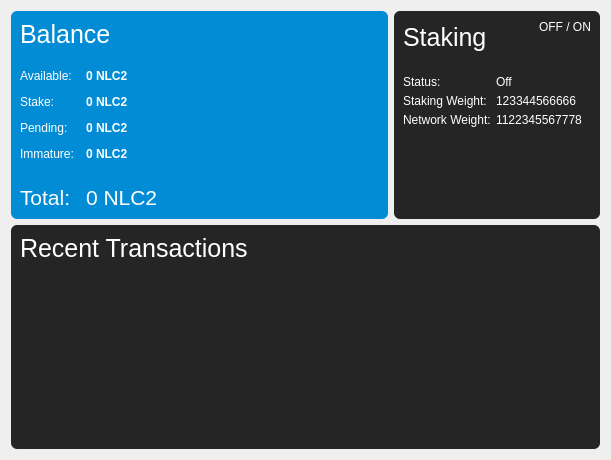
Qt form src/qt/forms/overviewpage.ui (NoLimitCoin/NoLimitCoin-Core) before a commit.
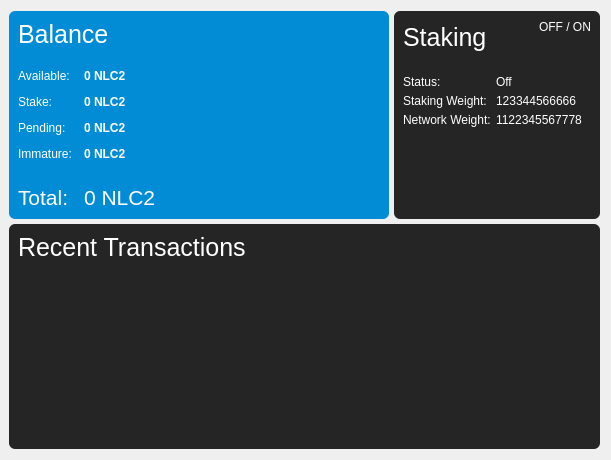
The same form after that commit. Icons and pictures are not drawn.

Commit message: max size constraint for overview page, decreasing layout spacing on send coins page

What changed in the file:
```diff
--- a/src/qt/forms/overviewpage.ui
+++ b/src/qt/forms/overviewpage.ui
@@ -14,6 +14,15 @@
    <string>Form</string>
   </property>
   <layout class="QHBoxLayout" name="horizontalLayout" stretch="0">
+   <property name="spacing">
+    <number>5</number>
+   </property>
+   <property name="sizeConstraint">
+    <enum>QLayout::SetMaximumSize</enum>
+   </property>
+   <property name="leftMargin">
+    <number>9</number>
+   </property>
    <item>
     <layout class="QGridLayout" name="gridLayout">
      <item row="1" column="0" colspan="2">
@@ -103,6 +112,19 @@
           </property>
          </widget>
         </item>
+        <item>
+         <spacer name="verticalSpacer_2">
+          <property name="orientation">
+           <enum>Qt::Vertical</enum>
+          </property>
+          <property name="sizeHint" stdset="0">
+           <size>
+            <width>20</width>
+            <height>40</height>
+           </size>
+          </property>
+         </spacer>
+        </item>
        </layout>
       </widget>
      </item>
@@ -795,6 +817,9 @@
         <property name="spacing">
          <number>20</number>
         </property>
+        <property name="sizeConstraint">
+         <enum>QLayout::SetDefaultConstraint</enum>
+        </property>
         <item>
          <layout class="QHBoxLayout" name="horizontalLayout_4">
           <item>
```
The commit also changes 69 other files.
